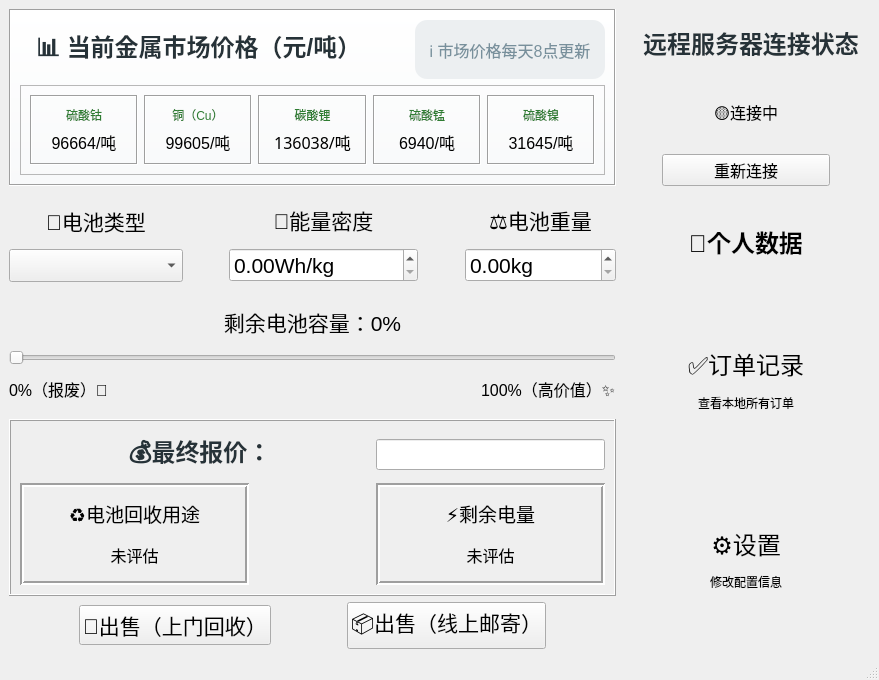
Before: the Qt Designer form mainwindow.ui in RipplesDance/WasteMetalRecoverySystem, drawn with Qt 5.
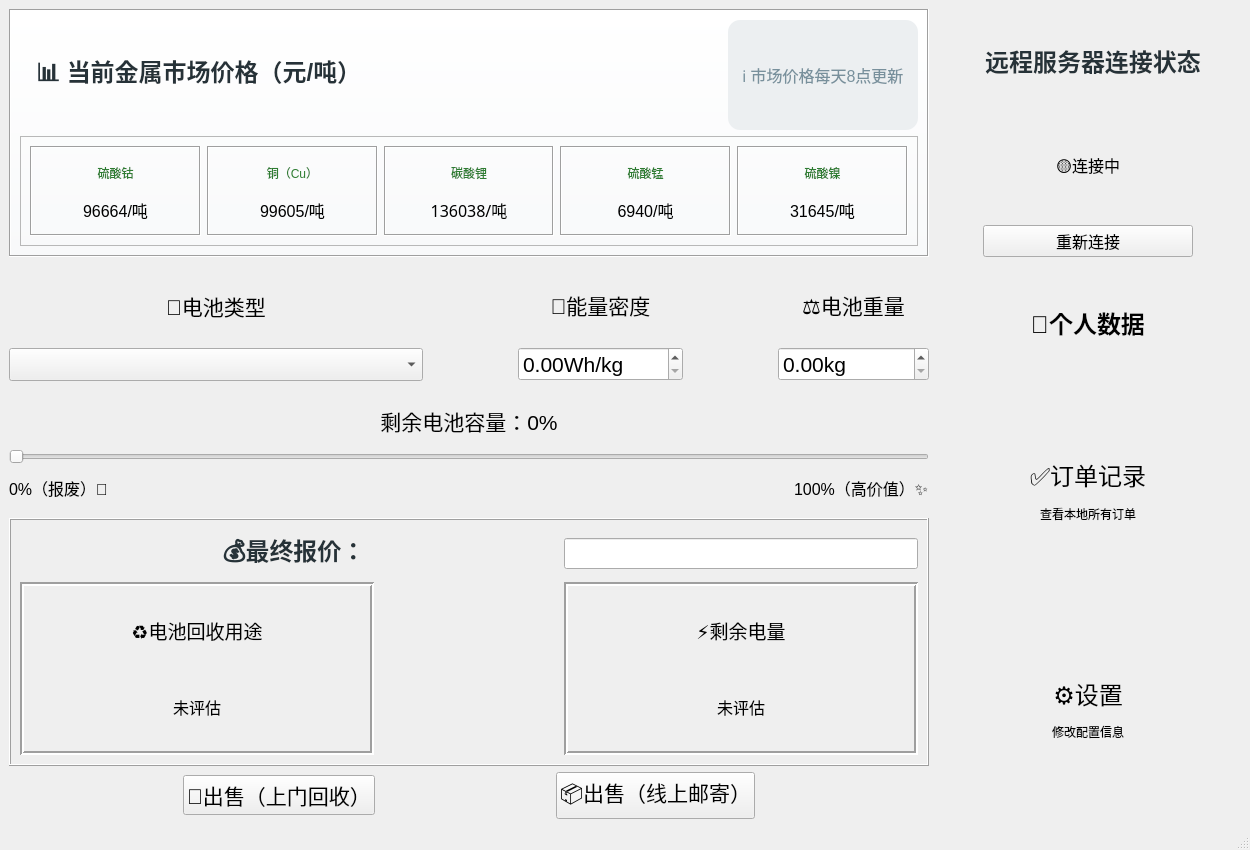
After: the same form once the commit is applied. Custom widgets are drawn as their Qt base class.

Commit message: add icons in directory

```diff
--- a/mainwindow.ui
+++ b/mainwindow.ui
@@ -6,17 +6,26 @@
    <rect>
     <x>0</x>
     <y>0</y>
-    <width>879</width>
-    <height>680</height>
+    <width>1250</width>
+    <height>850</height>
    </rect>
   </property>
+  <property name="minimumSize">
+   <size>
+    <width>1200</width>
+    <height>800</height>
+   </size>
+  </property>
   <property name="windowTitle">
    <string>废旧电池回收报价系统</string>
   </property>
   <widget class="QWidget" name="centralwidget">
    <layout class="QHBoxLayout" name="horizontalLayout_5">
     <item>
-     <layout class="QGridLayout" name="gridLayout_4" columnstretch="0,0,0">
+     <layout class="QGridLayout" name="gridLayout_4" columnstretch="3,0,1">
+      <property name="spacing">
+       <number>6</number>
+      </property>
       <item row="3" column="0">
        <widget class="QFrame" name="frame_4">
         <property name="frameShape">
@@ -212,6 +221,12 @@
           </item>
           <item>
            <widget class="QDoubleSpinBox" name="energyDensity_spinBox">
+            <property name="sizePolicy">
+             <sizepolicy hsizetype="Expanding" vsizetype="Maximum">
+              <horstretch>0</horstretch>
+              <verstretch>0</verstretch>
+             </sizepolicy>
+            </property>
             <property name="font">
              <font>
               <pointsize>16</pointsize>
@@ -333,6 +348,12 @@
           </item>
           <item>
            <widget class="QComboBox" name="type_line">
+            <property name="sizePolicy">
+             <sizepolicy hsizetype="Expanding" vsizetype="Maximum">
+              <horstretch>0</horstretch>
+              <verstretch>0</verstretch>
+             </sizepolicy>
+            </property>
             <property name="font">
              <font>
               <pointsize>16</pointsize>
@@ -495,7 +516,7 @@
       <item row="2" column="2" rowspan="3">
        <widget class="QFrame" name="frame_2">
         <property name="sizePolicy">
-         <sizepolicy hsizetype="Preferred" vsizetype="Preferred">
+         <sizepolicy hsizetype="Minimum" vsizetype="Minimum">
           <horstretch>0</horstretch>
           <verstretch>0</verstretch>
          </sizepolicy>
@@ -600,6 +621,12 @@
        <layout class="QGridLayout" name="gridLayout_5" columnstretch="1,5,1">
         <item row="2" column="1">
          <widget class="QPushButton" name="connectBtn">
+          <property name="sizePolicy">
+           <sizepolicy hsizetype="Minimum" vsizetype="Maximum">
+            <horstretch>0</horstretch>
+            <verstretch>0</verstretch>
+           </sizepolicy>
+          </property>
           <property name="font">
            <font>
             <pointsize>12</pointsize>
@@ -638,6 +665,12 @@
         </item>
         <item row="1" column="0" colspan="3">
          <widget class="QLabel" name="socketStatus_label">
+          <property name="sizePolicy">
+           <sizepolicy hsizetype="Minimum" vsizetype="Preferred">
+            <horstretch>0</horstretch>
+            <verstretch>0</verstretch>
+           </sizepolicy>
+          </property>
           <property name="font">
            <font>
             <pointsize>12</pointsize>
@@ -653,6 +686,12 @@
         </item>
         <item row="0" column="0" colspan="3">
          <widget class="QLabel" name="label_6">
+          <property name="sizePolicy">
+           <sizepolicy hsizetype="Minimum" vsizetype="Preferred">
+            <horstretch>0</horstretch>
+            <verstretch>0</verstretch>
+           </sizepolicy>
+          </property>
           <property name="font">
            <font>
             <pointsize>-1</pointsize>
```
Left out of the diff: 2 changed lines with no effect on the pictures. The commit also changes 1 other file.
